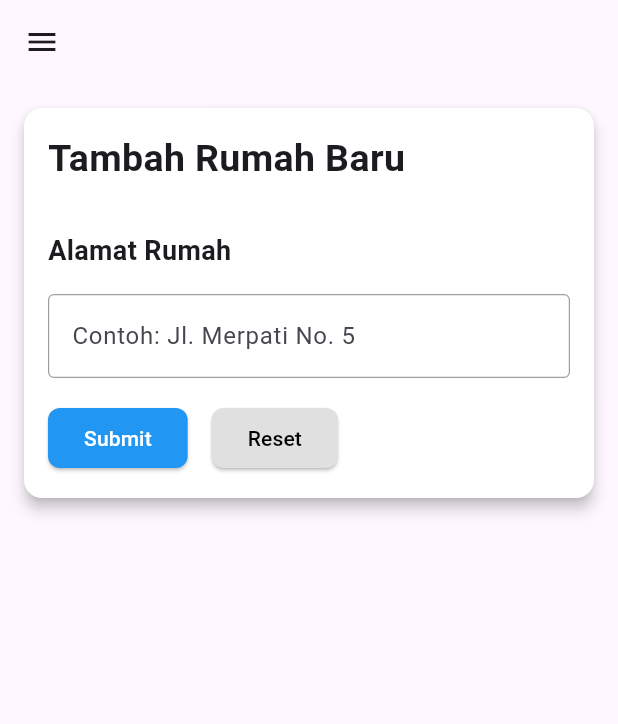
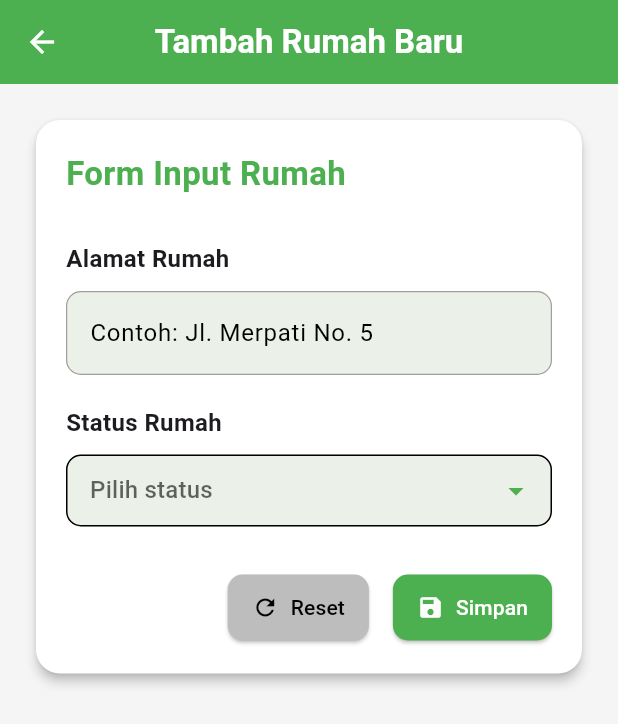
Before and after one commit to nurwahibzy/jawara_pintar_mobile_version, a Flutter app: the TambahRumah screen opened by its route, on a phone screen of 412 x 824 dp. Shown: the top 724 px of the screen. Run offline on Flutter 3.47's test engine with Material 3 defaults, Android fonts, the phone set to English and light mode, and no system bars; our stand-ins replace fl_chart.

```diff
--- a/lib/main.dart
+++ b/lib/main.dart
@@ -5,6 +5,7 @@ import 'package:jawara_pintar_mobile_version/pages/data_rumah_warga/rumah_tambah
 import 'package:jawara_pintar_mobile_version/pages/login/login_page.dart';
 import 'package:jawara_pintar_mobile_version/pages/warga/tambah.dart';
 import 'package:jawara_pintar_mobile_version/pages/dahsboard/kegiatan.dart';
+import 'package:jawara_pintar_mobile_version/pages/data_rumah_warga/daftar_rumah.dart';
 
 void main() {
   runApp(const MainApp());
@@ -19,13 +20,14 @@ class MainApp extends StatelessWidget {
       initialRoute: '/',
       routes: {
         // buat test sementara doang mwehehe
-        '/': (context) => const LoginPage(),
+        '/': (context) => const DaftarRumah(),
         '/kependudukan': (context) => const Kependudukan(),
         '/keuangan': (context) => const Keuangan(),
         '/login': (context) => const LoginPage(),
         '/tambah_warga': (context) => const TambahWarga(),
-        '/rumah-tambah': (context) => const TambahRumah(),
+        '/tambah_rumah': (context) => const TambahRumah(),
         '/kegiatan': (context) => const Kegiatan(),
+        '/daftar_rumah': (context) => const DaftarRumah(),
       },
     );
   }
--- a/lib/pages/data_rumah_warga/rumah_tambah.dart
+++ b/lib/pages/data_rumah_warga/rumah_tambah.dart
@@ -1,96 +1,204 @@
 import 'package:flutter/material.dart';
-import 'package:jawara_pintar_mobile_version/widgets/side_drawer.dart';
 
-class TambahRumah extends StatelessWidget {
+class TambahRumah extends StatefulWidget {
   const TambahRumah({super.key});
 
   @override
+  State<TambahRumah> createState() => _TambahRumahState();
+}
+
+class _TambahRumahState extends State<TambahRumah> {
+  final TextEditingController _alamatController = TextEditingController();
+  String? _selectedStatus;
+
+  @override
   Widget build(BuildContext context) {
-    return Scaffold(
-      appBar: AppBar(),
-      drawer: SideDrawer(),
-      body: Column(
-        mainAxisAlignment: MainAxisAlignment.start,
-        children: [
-          Center(
+    return Theme(
+      data: Theme.of(context).copyWith(
+        colorScheme: const ColorScheme.light(
+          primary: Color.fromARGB(255, 45, 92, 21),
+          secondary: Color.fromARGB(255, 45, 92, 21),
+          surface: Colors.white,
+        ),
+      ),
+    child:  Scaffold(
+      backgroundColor: Colors.grey[100],
+      appBar: AppBar(
+        title: const Text(
+          'Tambah Rumah Baru',
+          style: TextStyle(fontWeight: FontWeight.bold),
+        ),
+        backgroundColor: Colors.green,
+        foregroundColor: Colors.white,
+        centerTitle: true,
+        leading: IconButton(
+          icon: const Icon(Icons.arrow_back),
+          onPressed: () {
+            Navigator.pop(context);
+          },
+        ),
+      ),
+      body: SingleChildScrollView(
+        padding: const EdgeInsets.all(20),
         child: Card(
-              margin: const EdgeInsets.all(16.0),
-              elevation: 4,
+          elevation: 3,
           shape: RoundedRectangleBorder(
-                borderRadius: BorderRadius.circular(12),
+            borderRadius: BorderRadius.circular(16),
           ),
-              color: Colors.white,
           child: Padding(
-                padding: const EdgeInsets.all(16.0),
+            padding: const EdgeInsets.all(20.0),
             child: Column(
-                  mainAxisSize: MainAxisSize.min,
               crossAxisAlignment: CrossAxisAlignment.start,
               children: [
                 const Text(
-                      'Tambah Rumah Baru',
+                  'Form Input Rumah',
                   style: TextStyle(
-                        fontSize: 25,
+                    fontSize: 22,
                     fontWeight: FontWeight.bold,
+                    color: Colors.green,
                   ),
                 ),
                 const SizedBox(height: 30),
-                    Text(
+
+                // Alamat Rumah
+                const Text(
                   'Alamat Rumah',
-                      style: TextStyle(
-                        fontSize: 18,
-                        fontWeight: FontWeight.bold,
+                  style: TextStyle(fontSize: 16, fontWeight: FontWeight.w600),
                 ),
+                const SizedBox(height: 10),
+                TextField(
+                  controller: _alamatController,
+                  cursorColor: Colors.green,
+                  decoration: const InputDecoration(
+                    hintText: 'Contoh: Jl. Merpati No. 5',
+                    filled: true,
+                    fillColor: Color.fromARGB(255, 235, 241, 232),
+                    enabledBorder: OutlineInputBorder(
+                      borderSide: BorderSide(color: Colors.grey, width: 0.8),
+                      borderRadius: BorderRadius.all(Radius.circular(10)),
                     ),
-                    const SizedBox(height: 16),
-                    TextField(
-                      decoration: const InputDecoration(
-                        labelText: 'Contoh: Jl. Merpati No. 5',
-                        // Border saat tidak di-klik
-                        enabledBorder: OutlineInputBorder(
-                          borderSide: BorderSide(
-                            color: Colors.grey,
-                            width: 0.8,
-                          ),
-                        ),
-                        // Border saat di-klik
                     focusedBorder: OutlineInputBorder(
                       borderSide: BorderSide(
-                            color: Colors.blue,
+                        color: Colors.green,
                         width: 1.2,
+                      ),
+                      borderRadius: BorderRadius.all(Radius.circular(10)),
                     ),
                   ),
                 ),
+
+                const SizedBox(height: 20),
+
+                // Status Rumah
+                const Text(
+                  'Status Rumah',
+                  style: TextStyle(fontSize: 16, fontWeight: FontWeight.w600),
                 ),
-                    const SizedBox(height: 16),
-                    Row(
-                      children: [
-                        ElevatedButton(
-                          onPressed: () {
-                            // Simpan data rumah
-                          },
-                          style: ElevatedButton.styleFrom(
-                            backgroundColor: Colors.blue,
-                            shape: RoundedRectangleBorder(
-                              borderRadius: BorderRadius.circular(8),
+                const SizedBox(height: 10),
+
+                Theme(
+                  data: Theme.of(context).copyWith(
+                    colorScheme: const ColorScheme.light(
+                      primary: Colors.green,
+                      surface: Color.fromARGB(255, 235, 241, 232),
+                      onSurface: Colors.black,
                     ),
                   ),
-                          child: const Text(
-                            'Submit',
-                            style: TextStyle(color: Colors.white),
+                  child: DropdownButtonFormField<String>(
+                    dropdownColor: Color.fromARGB(255, 235, 241, 232),
+                    iconEnabledColor: Colors.green,
+                    value: _selectedStatus,
+                    decoration: const InputDecoration(
+                      filled: true,
+                      fillColor: Color.fromARGB(255, 235, 241, 232),
+                      border: OutlineInputBorder(
+                        borderRadius: BorderRadius.all(Radius.circular(10)),
+                      ),
+                      contentPadding: EdgeInsets.symmetric(
+                        horizontal: 12,
+                        vertical: 10,
+                      ),
+                    ),
+                    hint: const Text('Pilih status'),
+                    items: const [
+                      DropdownMenuItem(
+                        value: 'Ditempati',
+                        child: Text('Ditempati'),
+                      ),
+                      DropdownMenuItem(value: 'Kosong', child: Text('Kosong')),
+                    ],
+                    onChanged: (value) {
+                      setState(() {
+                        _selectedStatus = value;
+                      });
+                    },
+                  ),
+                ),
+
+                const SizedBox(height: 30),
+
+                // Tombol aksi
+                Row(
+                  mainAxisAlignment: MainAxisAlignment.end,
+                  children: [
+                    // Tombol Reset
+                    ElevatedButton.icon(
+                      onPressed: () {
+                        setState(() {
+                          _alamatController.clear();
+                          _selectedStatus = null;
+                        });
+                      },
+                      icon: const Icon(Icons.refresh),
+                      label: const Text('Reset'),
+                      style: ElevatedButton.styleFrom(
+                        backgroundColor: Colors.grey[400],
+                        foregroundColor: Colors.black,
+                        padding: const EdgeInsets.symmetric(
+                          horizontal: 16,
+                          vertical: 12,
+                        ),
+                        shape: RoundedRectangleBorder(
+                          borderRadius: BorderRadius.circular(10),
+                        ),
                       ),
                     ),
                     const SizedBox(width: 16),
-                        ElevatedButton(
-                          onPressed: () {},
+
+                    // Tombol Simpan
+                    ElevatedButton.icon(
+                      onPressed: () {
+                        if (_alamatController.text.isEmpty ||
+                            _selectedStatus == null) {
+                          ScaffoldMessenger.of(context).showSnackBar(
+                            const SnackBar(
+                              content: Text(
+                                'Mohon isi alamat dan pilih status rumah!',
+                              ),
+                            ),
+                          );
+                          return;
+                        }
+
+                        ScaffoldMessenger.of(context).showSnackBar(
+                          const SnackBar(
+                            content: Text('Data rumah berhasil disimpan'),
+                          ),
+                        );
+                        Navigator.pop(context);
+                      },
+                      icon: const Icon(Icons.save),
+                      label: const Text('Simpan'),
                       style: ElevatedButton.styleFrom(
+                        backgroundColor: Colors.green,
+                        foregroundColor: Colors.white,
+                        padding: const EdgeInsets.symmetric(
+                          horizontal: 16,
+                          vertical: 12,
+                        ),
                         shape: RoundedRectangleBorder(
-                              borderRadius: BorderRadius.circular(8),
+                          borderRadius: BorderRadius.circular(10),
                         ),
-                            backgroundColor: Colors.grey[300],
-                          ),
-                          child: const Text(
-                            'Reset',
-                            style: TextStyle(color: Colors.black),
                       ),
                     ),
                   ],
@@ -100,8 +208,7 @@ class TambahRumah extends StatelessWidget {
           ),
         ),
       ),
-        ],
-      ),
+    )
     );
   }
 }
```
Also changed, not shown: lib/pages/data_rumah_warga/daftar_rumah.dart (added, +139 -0 lines), lib/pages/data_rumah_warga/detail_rumah.dart (added, +92 -0 lines). Lines whose indentation alone changed are shown as unchanged.
